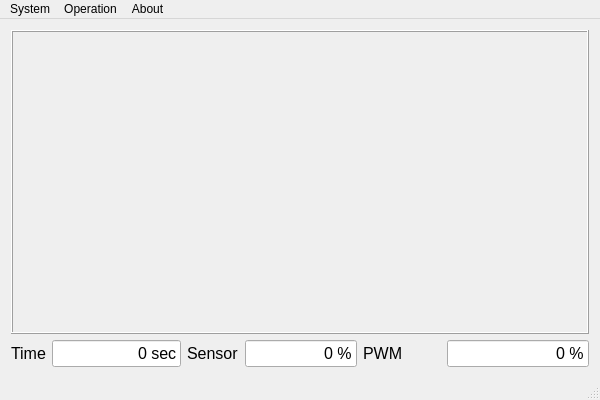
Above: Project1/SCD/mainwindow.ui from DenisMedeiros/DCA0119 before the change. Below: the same form after it.
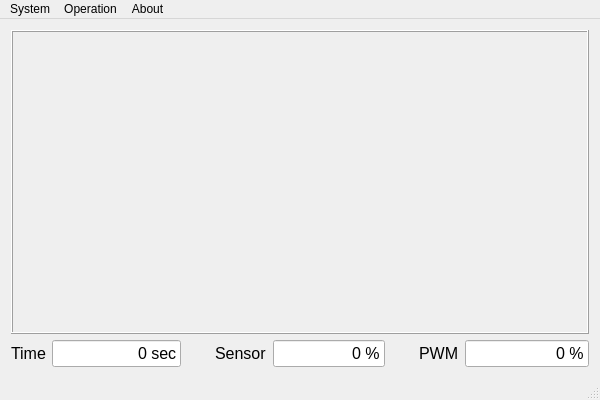
That is the form after the change. Icons and pictures are not drawn.

Patch:
```diff
--- a/Project1/SCD/mainwindow.ui
+++ b/Project1/SCD/mainwindow.ui
@@ -38,7 +38,7 @@
        </widget>
       </item>
       <item>
-       <layout class="QHBoxLayout" name="horizontalLayout_4" stretch="30,30,40">
+       <layout class="QHBoxLayout" name="horizontalLayout_4" stretch="30,5,30,5,30">
         <item>
          <layout class="QHBoxLayout" name="horizontalLayout" stretch="20,0">
           <item>
@@ -74,7 +74,20 @@
          </layout>
         </item>
         <item>
-         <layout class="QHBoxLayout" name="horizontalLayout_3" stretch="20,0">
+         <spacer name="horizontalSpacer">
+          <property name="orientation">
+           <enum>Qt::Horizontal</enum>
+          </property>
+          <property name="sizeHint" stdset="0">
+           <size>
+            <width>40</width>
+            <height>20</height>
+           </size>
+          </property>
+         </spacer>
+        </item>
+        <item>
+         <layout class="QHBoxLayout" name="horizontalLayout_3" stretch="0,0">
           <item>
            <widget class="QLabel" name="label_3">
             <property name="font">
@@ -105,7 +118,20 @@
          </layout>
         </item>
         <item>
-         <layout class="QHBoxLayout" name="horizontalLayout_2" stretch="20,0">
+         <spacer name="horizontalSpacer_2">
+          <property name="orientation">
+           <enum>Qt::Horizontal</enum>
+          </property>
+          <property name="sizeHint" stdset="0">
+           <size>
+            <width>40</width>
+            <height>20</height>
+           </size>
+          </property>
+         </spacer>
+        </item>
+        <item>
+         <layout class="QHBoxLayout" name="horizontalLayout_2" stretch="0,0">
           <item>
            <widget class="QLabel" name="label_2">
             <property name="font">
```
Left out of the diff: 4 changed lines with no effect on the pictures.
